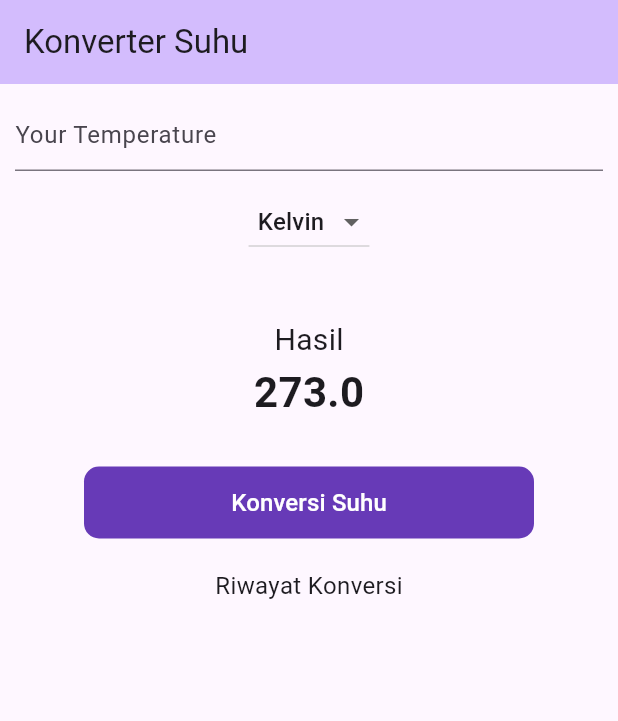
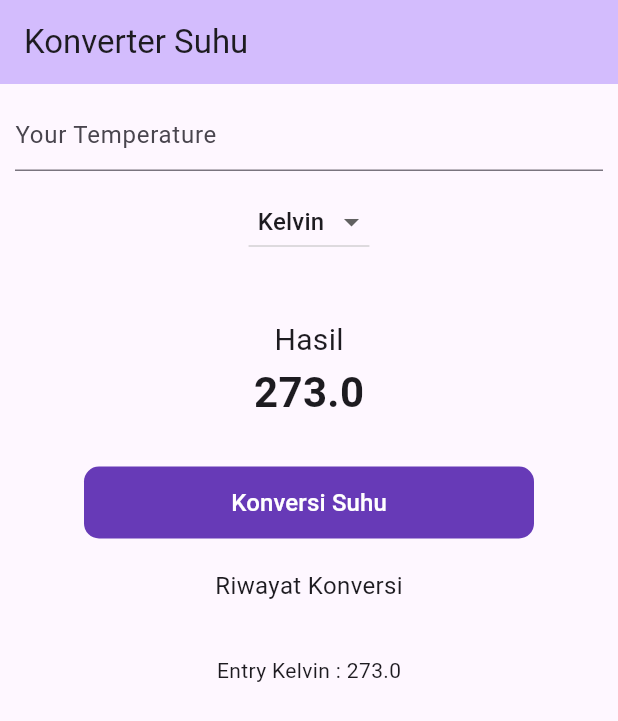
Before and after one commit to HalimTeguh/Pemrograman_Mobile, a Flutter app: the screen it shows after launch, after a tap on "Konversi Suhu", on a phone screen of 412 x 824 dp. Shown: the top 721 px of the screen. Run offline on Flutter 3.47's test engine with Material 2 defaults, Android fonts, the phone set to English and light mode, and no system bars; our stand-ins replace dio.

Commit message:
Menyelesikan Tugas

```diff
--- a/Pertemuan 4/flutter_statefull/lib/main.dart
+++ b/Pertemuan 4/flutter_statefull/lib/main.dart
@@ -38,7 +38,7 @@ class MyHomePage extends StatefulWidget {
 class _MyHomePageState extends State<MyHomePage> {
   String dropdownValue = list.first;
   List<String> listItem = <String>["Kelvin", "Reamur"];
-  List<String> listViewItem = <String>[];
+  List<String> listViewItem = [];
 
   double _inputUser = 0;
   double _kelvin = 0;
@@ -58,9 +58,11 @@ class _MyHomePageState extends State<MyHomePage> {
     setState(() {
       if (_newValue == "Kelvin"){
         _result = _inputUser + 273;
+        listViewItem.add('Kelvin : $_result');
         print(_result);
       }else{
         _result = (4/5) * _inputUser;
+        listViewItem.add('Reamur : $_result');
         print(_result);
       }
     });
@@ -139,15 +141,34 @@ class _MyHomePageState extends State<MyHomePage> {
                 fontSize: 16
               ),
             ),
-
+            SizedBox(
+              height: 20,
+            ),
+            Expanded(
+              child: ListView.separated(
+                itemCount: listViewItem.length,
+                itemBuilder: (BuildContext context, int index){
+                  return Container(
+                    height: 50,
+                    child: Center(
+                      child: Text(
+                        "Entry ${listViewItem[index]}"
+                      ),
+                    ),
+                  );
+                },
+                separatorBuilder: (BuildContext context, int index) => const Divider(),
+              ),
+            )
           ],
         ),
       )
     );
   }
 
+}
 
-}
+
 
 class Result extends StatelessWidget {
   const Result({super.key, required this.result});
```
